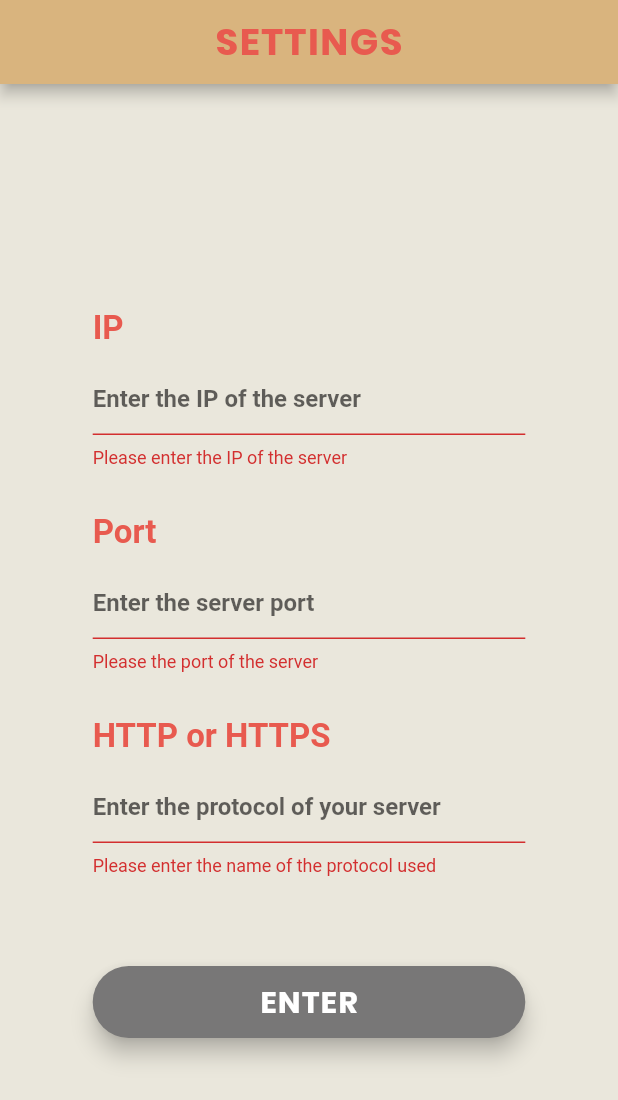
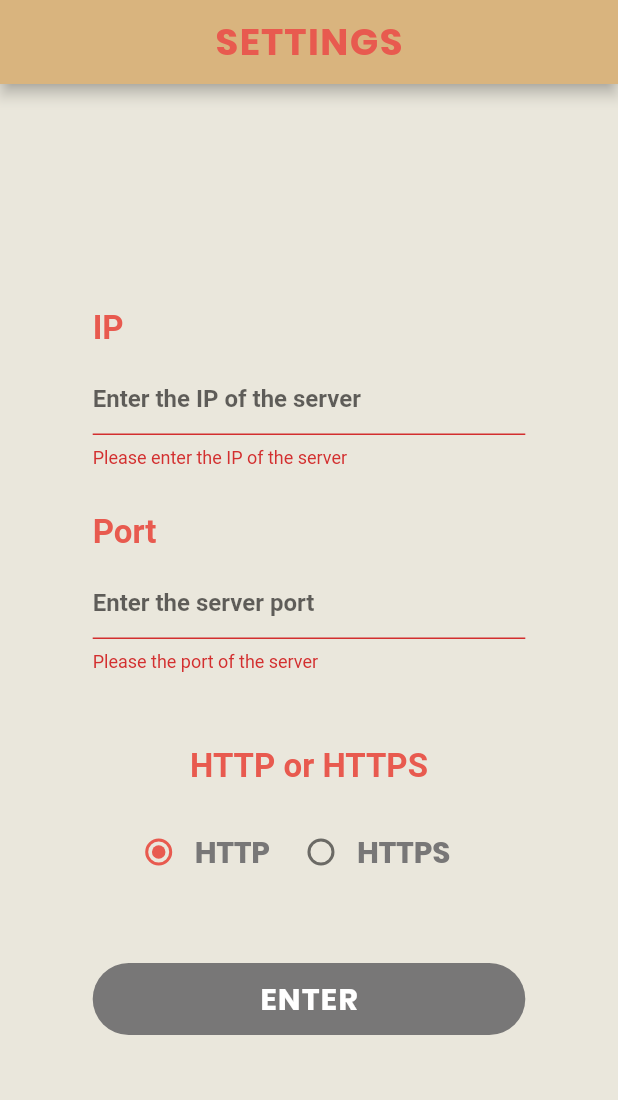
Before and after one commit to teddyedo/Microblog-mobile, a Flutter app: the screen it shows after launch, after a tap on "ENTER", on a phone screen of 412 x 824 dp. Shown: the top 1100 px of the screen. Run offline on Flutter 3.47's test engine with Material 2 defaults, Android fonts, the light colour scheme and no system bars; missing offline and left inert: dbcrypt; accounts and stored records are empty.

Commit message:
Implemented radio button in settings

```diff
--- a/lib/pages/login.dart
+++ b/lib/pages/login.dart
@@ -114,6 +114,7 @@ class _LoginState extends State<Login> {
                       ),
                       SizedBox(height: 100),
                       FloatingActionButton.extended(
+                        elevation: 0,
                         onPressed: () {
                           if (_loginFormKey.currentState.validate()) {
                             UserServices.getToken(UsernameController.text, PasswordController.text);
--- a/lib/pages/registration.dart
+++ b/lib/pages/registration.dart
@@ -128,6 +128,7 @@ class _RegistrationState extends State<Registration> {
                       ),
                       SizedBox(height: 10,),
                       TextFormField(
+                        obscureText: true,
                         controller: passwordController,
                         decoration: InputDecoration(
                             hintText: 'Enter your password',
@@ -151,6 +152,7 @@ class _RegistrationState extends State<Registration> {
                       ),
                       SizedBox(height: 100),
                       FloatingActionButton.extended(
+                        elevation: 0,
                         onPressed: () {
                           if (_registrationFormKey.currentState.validate()) {
 
--- a/lib/pages/settings.dart
+++ b/lib/pages/settings.dart
@@ -14,7 +14,8 @@ class _SettingsState extends State<Settings> {
 
   TextEditingController ipController = new TextEditingController();
   TextEditingController portController = new TextEditingController();
-  TextEditingController protocolController = new TextEditingController();
+
+  int radioValue = 0;
 
 
   @override
@@ -118,9 +119,10 @@ class _SettingsState extends State<Settings> {
                           color: Color.fromRGBO(120, 119, 119, 1),
                         ),
                       ),
-                      SizedBox(height: 30,),
+                      SizedBox(height: 50,),
                       Text(
                         'HTTP or HTTPS ',
+                        textAlign: TextAlign.center,
                         style: TextStyle(
                             color: Color.fromRGBO(232, 90, 79, 1),
                             fontFamily: 'Roboto',
@@ -128,36 +130,85 @@ class _SettingsState extends State<Settings> {
                             fontWeight: FontWeight.bold
                         ),
                       ),
-                      SizedBox(height: 10),
-                      TextFormField(
-                        controller: protocolController,
-                        decoration: InputDecoration(
-                            hintText: 'Enter the protocol of your server',
-                            focusedBorder: new UnderlineInputBorder(
-                                borderSide: new BorderSide(
-                                    color: Color.fromRGBO(232, 90, 79, 1)
+                      SizedBox(height: 20),
+                      Padding(
+                        padding: const EdgeInsets.fromLTRB(20, 0, 50, 0),
+                        child: Row(
+                          mainAxisAlignment: MainAxisAlignment.spaceBetween,
+                          children: <Widget>[
+                            Column(
+                              children: <Widget>[
+                                Row(
+                                  children: <Widget>[
+                                    Radio(
+                                      value: 0,
+                                      activeColor: Color.fromRGBO(232, 90, 79, 1),
+                                      groupValue: radioValue,
+                                      onChanged: (T) {
+                                        print(T);
+                                        setState(() {
+                                          radioValue = T;
+                                        });
+                                      },
+                                    ),
+                                    Text(
+                                      "HTTP",
+                                      style: TextStyle(
+                                        fontSize: 20,
+                                        fontFamily: 'Poppins',
+                                        fontWeight: FontWeight.bold,
+                                        color: Color.fromRGBO(120, 119, 119, 1),
+                                      ),
+                                    ),
+                                  ],
                                 )
-                            )
-                        ),
-                        validator: (value) {
-                          if (value.isEmpty) {
-                            return 'Please enter the name of the protocol used';
-                          }
-                          return null;
-                        },
-                        style: TextStyle(
-                          fontFamily: 'Roboto',
-                          fontWeight: FontWeight.bold,
-                          color: Color.fromRGBO(120, 119, 119, 1),
+                              ],
+                            ),
+                            Column(
+                              children: <Widget>[
+                                Row(
+                                  children: <Widget>[
+                                    Radio(
+                                      value: 1,
+                                      activeColor: Color.fromRGBO(232, 90, 79, 1),
+                                      groupValue: radioValue,
+                                      onChanged: (T) {
+                                        print(T);
+                                        setState(() {
+                                          radioValue = T;
+                                        });
+                                      },
+                                    ),
+                                    Text(
+                                      "HTTPS",
+                                      style: TextStyle(
+                                        fontSize: 20,
+                                        fontFamily: 'Poppins',
+                                        fontWeight: FontWeight.bold,
+                                        color: Color.fromRGBO(120, 119, 119, 1),
+
+                                      ),
+                                    ),
+                                  ],
+                                )
+                              ],
+                            ),
+                          ],
                         ),
                       ),
-                      SizedBox(height: 60),
+                      SizedBox(height: 50,),
                       FloatingActionButton.extended(
+                        elevation: 0,
                         onPressed: () {
                           if(_settingsFormKey.currentState.validate()){
                             UserServices.ip = ipController.text;
                             UserServices.port = portController.text;
-                            UserServices.protocol = protocolController.text;
+
+                            if(radioValue == 0){
+                              UserServices.protocol = "http";
+                            }else{
+                              UserServices.protocol = "https";
+                            }
                             Navigator.popAndPushNamed(context, '/home');
                           }
                         },
```
